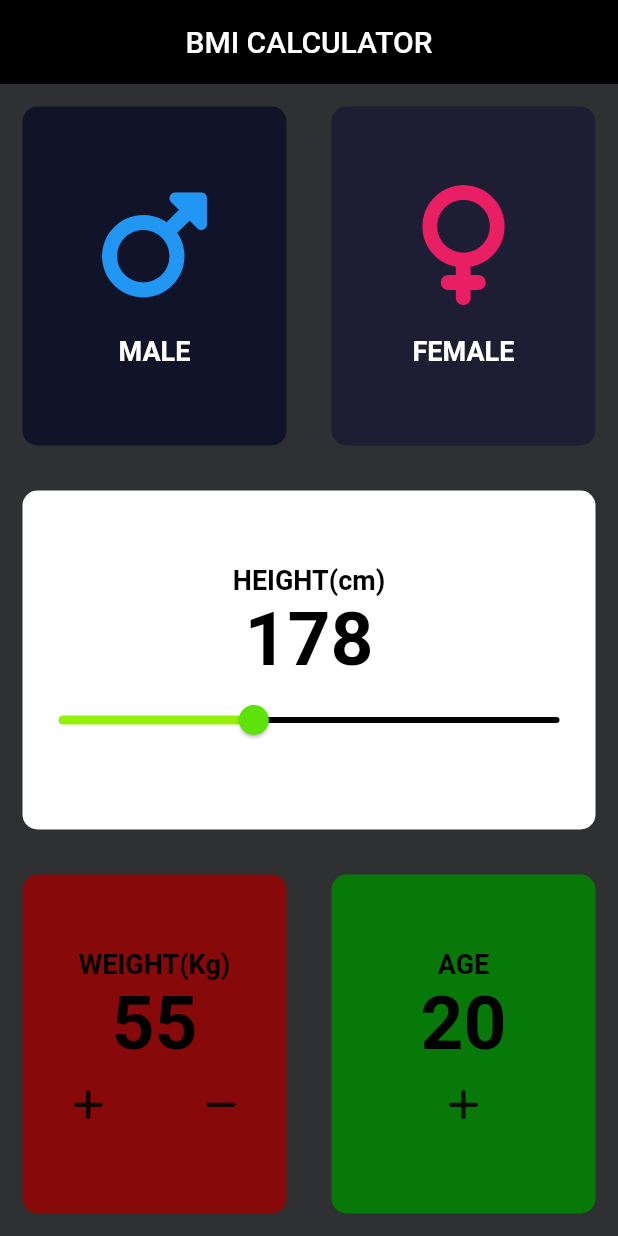
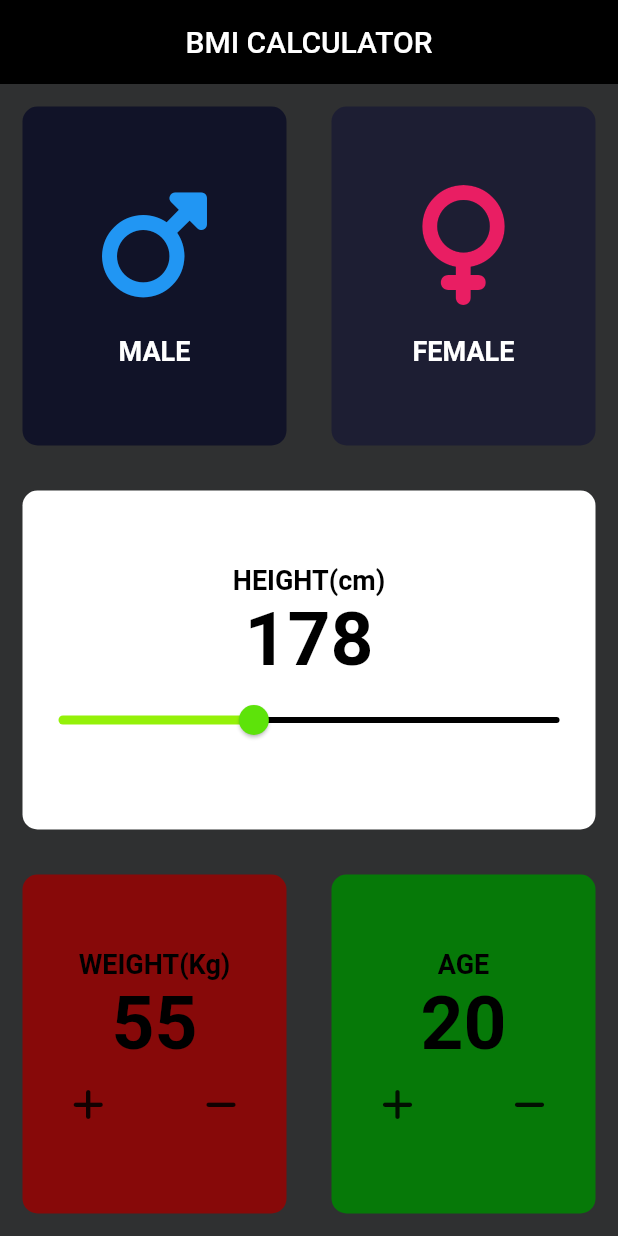
Before and after one commit to HEYKASHIF/Bmi_Calci, a Flutter app: the screen it shows after launch, on a phone screen of 412 x 824 dp. Run offline on Flutter 3.47's test engine with Material 2 defaults, Android fonts, the phone set to English and light mode, and no system bars; our stand-ins replace font_awesome_flutter.

Commit message:
4-may commit8

```diff
--- a/lib/pages/Home_page.dart
+++ b/lib/pages/Home_page.dart
@@ -200,6 +200,10 @@ class _HomePageState extends State<HomePage> {
                             RawMaterialButton(
                               onPressed: () {},
                               child: Icon(FontAwesomeIcons.plus),
+                            ),
+                            RawMaterialButton(
+                              onPressed: () {},
+                              child: Icon(FontAwesomeIcons.minus),
                             )
                           ],
                         )
```
